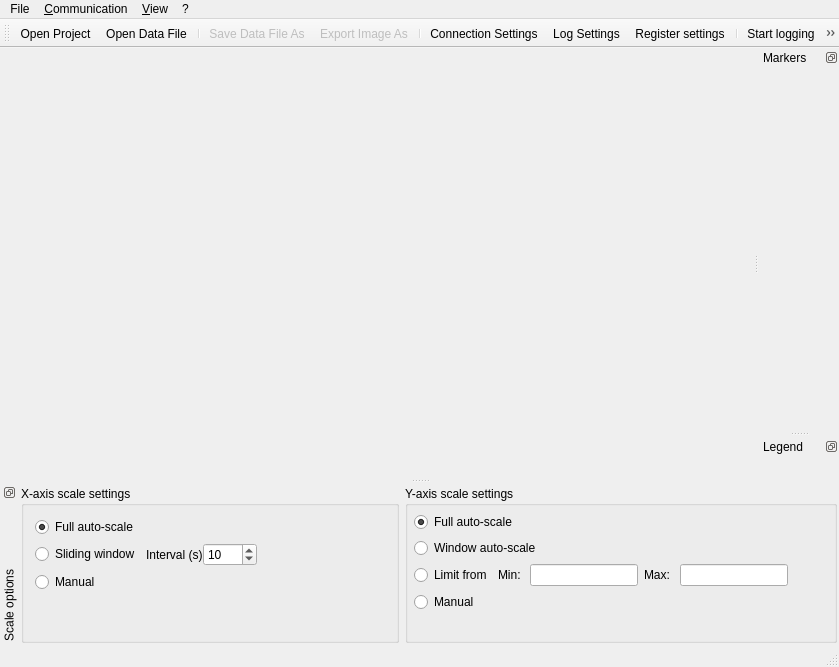
ModbusScope/ModbusScope, file src/dialogs/mainwindow.ui: the form before one commit.
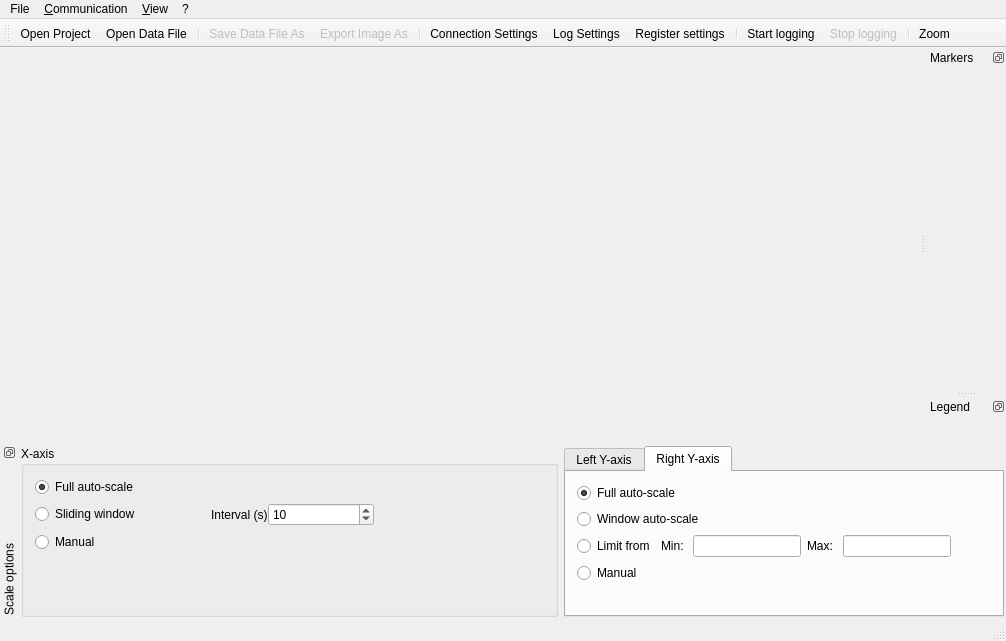
The form after the commit. The open tabs and pages were chosen to show the change. Icons and pictures are not drawn. Custom widgets are drawn as their Qt base class.

```diff
--- a/src/dialogs/mainwindow.ui
+++ b/src/dialogs/mainwindow.ui
@@ -6,8 +6,8 @@
    <rect>
     <x>0</x>
     <y>0</y>
-    <width>839</width>
-    <height>667</height>
+    <width>1006</width>
+    <height>641</height>
    </rect>
   </property>
   <property name="windowTitle">
@@ -45,7 +45,7 @@
     <rect>
      <x>0</x>
      <y>0</y>
-     <width>839</width>
+     <width>1006</width>
      <height>22</height>
     </rect>
    </property>
@@ -160,8 +160,8 @@
    </property>
    <property name="minimumSize">
     <size>
-     <width>758</width>
-     <height>161</height>
+     <width>1006</width>
+     <height>175</height>
     </size>
    </property>
    <property name="maximumSize">
@@ -189,7 +189,13 @@
     <number>8</number>
    </attribute>
    <widget class="QWidget" name="dockWidgetContents">
-    <layout class="QHBoxLayout" name="horizontalLayout">
+    <property name="sizePolicy">
+     <sizepolicy hsizetype="Minimum" vsizetype="Preferred">
+      <horstretch>0</horstretch>
+      <verstretch>0</verstretch>
+     </sizepolicy>
+    </property>
+    <layout class="QHBoxLayout" name="horizontalLayout" stretch="0,0">
      <property name="leftMargin">
       <number>2</number>
      </property>
@@ -205,20 +211,26 @@
      <item>
       <widget class="QGroupBox" name="groupBox">
        <property name="sizePolicy">
-        <sizepolicy hsizetype="Preferred" vsizetype="Preferred">
+        <sizepolicy hsizetype="Minimum" vsizetype="Preferred">
          <horstretch>0</horstretch>
          <verstretch>0</verstretch>
         </sizepolicy>
        </property>
        <property name="title">
-        <string>X-axis scale settings</string>
+        <string>X-axis</string>
        </property>
        <property name="flat">
         <bool>false</bool>
        </property>
        <layout class="QHBoxLayout" name="horizontalLayout_2" stretch="1">
+        <property name="sizeConstraint">
+         <enum>QLayout::SetMinimumSize</enum>
+        </property>
         <item>
          <layout class="QVBoxLayout" name="verticalLayout_7">
+          <property name="sizeConstraint">
+           <enum>QLayout::SetMinimumSize</enum>
+          </property>
           <item>
            <widget class="QRadioButton" name="radioXFullScale">
             <property name="text">
@@ -230,10 +242,13 @@
            </widget>
           </item>
           <item>
-           <layout class="QHBoxLayout" name="horizontalLayout_3">
+           <layout class="QHBoxLayout" name="horizontalLayout_3" stretch="1,1,1">
             <property name="spacing">
              <number>0</number>
             </property>
+            <property name="sizeConstraint">
+             <enum>QLayout::SetDefaultConstraint</enum>
+            </property>
             <item>
              <widget class="QRadioButton" name="radioXSliding">
               <property name="text">
@@ -243,6 +258,9 @@
             </item>
             <item>
              <layout class="QFormLayout" name="formLayout_2">
+              <property name="sizeConstraint">
+               <enum>QLayout::SetMinimumSize</enum>
+              </property>
               <property name="formAlignment">
                <set>Qt::AlignLeading|Qt::AlignLeft|Qt::AlignVCenter</set>
               </property>
@@ -288,6 +306,9 @@
               <property name="orientation">
                <enum>Qt::Horizontal</enum>
               </property>
+              <property name="sizeType">
+               <enum>QSizePolicy::MinimumExpanding</enum>
+              </property>
               <property name="sizeHint" stdset="0">
                <size>
                 <width>40</width>
@@ -324,26 +345,27 @@
       </widget>
      </item>
      <item>
-      <widget class="QGroupBox" name="groupBox_2">
-       <property name="title">
-        <string>Y-axis scale settings</string>
+      <widget class="QTabWidget" name="tabWidget">
+       <property name="sizePolicy">
+        <sizepolicy hsizetype="Minimum" vsizetype="Minimum">
+         <horstretch>0</horstretch>
+         <verstretch>0</verstretch>
+        </sizepolicy>
        </property>
-       <layout class="QVBoxLayout" name="verticalLayout_4">
-        <property name="sizeConstraint">
-         <enum>QLayout::SetDefaultConstraint</enum>
-        </property>
-        <property name="leftMargin">
-         <number>6</number>
-        </property>
-        <property name="topMargin">
-         <number>6</number>
-        </property>
-        <property name="rightMargin">
-         <number>6</number>
-        </property>
-        <property name="bottomMargin">
+       <property name="currentIndex">
          <number>0</number>
         </property>
+       <widget class="QWidget" name="tab">
+        <property name="sizePolicy">
+         <sizepolicy hsizetype="Minimum" vsizetype="Minimum">
+          <horstretch>0</horstretch>
+          <verstretch>0</verstretch>
+         </sizepolicy>
+        </property>
+        <attribute name="title">
+         <string>Left Y-axis</string>
+        </attribute>
+        <layout class="QHBoxLayout" name="horizontalLayout_4">
         <item>
          <layout class="QVBoxLayout" name="verticalLayout_3">
           <property name="sizeConstraint">
@@ -367,7 +389,7 @@
            </widget>
           </item>
           <item>
-           <layout class="QHBoxLayout" name="horizontalLayout_6" stretch="0,0,0,0,0">
+            <layout class="QHBoxLayout" name="horizontalLayout_6">
             <item>
              <widget class="QRadioButton" name="radioYMinMax">
               <property name="text">
@@ -376,7 +398,7 @@
              </widget>
             </item>
             <item>
-             <layout class="QGridLayout" name="gridLayout">
+              <layout class="QGridLayout" name="gridLayout" columnstretch="1,1,1,1">
               <item row="0" column="0">
                <widget class="QLabel" name="label_7">
                 <property name="text">
@@ -385,19 +407,33 @@
                </widget>
               </item>
               <item row="0" column="1">
-               <widget class="QLineEdit" name="lineYMin"/>
-              </item>
-             </layout>
-            </item>
-            <item>
+                <widget class="QLineEdit" name="lineYMin">
+                 <property name="sizePolicy">
+                  <sizepolicy hsizetype="Minimum" vsizetype="Fixed">
+                   <horstretch>0</horstretch>
+                   <verstretch>0</verstretch>
+                  </sizepolicy>
+                 </property>
+                </widget>
+               </item>
+               <item row="0" column="2">
              <widget class="QLabel" name="label_8">
               <property name="text">
                <string>Max: </string>
               </property>
              </widget>
             </item>
-            <item>
-             <widget class="QLineEdit" name="lineYMax"/>
+               <item row="0" column="3">
+                <widget class="QLineEdit" name="lineYMax">
+                 <property name="sizePolicy">
+                  <sizepolicy hsizetype="Minimum" vsizetype="Fixed">
+                   <horstretch>0</horstretch>
+                   <verstretch>0</verstretch>
+                  </sizepolicy>
+                 </property>
+                </widget>
+               </item>
+              </layout>
             </item>
             <item>
              <spacer name="spacerScaleX_2">
@@ -440,6 +476,115 @@
          </layout>
         </item>
        </layout>
+       </widget>
+       <widget class="QWidget" name="tab_2">
+        <property name="sizePolicy">
+         <sizepolicy hsizetype="Minimum" vsizetype="Minimum">
+          <horstretch>0</horstretch>
+          <verstretch>0</verstretch>
+         </sizepolicy>
+        </property>
+        <attribute name="title">
+         <string>Right Y-axis</string>
+        </attribute>
+        <layout class="QHBoxLayout" name="horizontalLayout_5">
+         <item>
+          <layout class="QVBoxLayout" name="verticalLayout_4">
+           <property name="sizeConstraint">
+            <enum>QLayout::SetMinimumSize</enum>
+           </property>
+           <item>
+            <widget class="QRadioButton" name="radioYFullScale_2">
+             <property name="text">
+              <string>Full auto-scale</string>
+             </property>
+             <property name="checked">
+              <bool>true</bool>
+             </property>
+            </widget>
+           </item>
+           <item>
+            <widget class="QRadioButton" name="radioYWindowScale_2">
+             <property name="text">
+              <string>Window auto-scale</string>
+             </property>
+            </widget>
+           </item>
+           <item>
+            <layout class="QHBoxLayout" name="horizontalLayout_7" stretch="0,0,0">
+             <item>
+              <widget class="QRadioButton" name="radioYMinMax_2">
+               <property name="text">
+                <string>Limit from</string>
+               </property>
+              </widget>
+             </item>
+             <item>
+              <layout class="QGridLayout" name="gridLayout_2">
+               <item row="0" column="0">
+                <widget class="QLabel" name="label_9">
+                 <property name="text">
+                  <string>Min: </string>
+                 </property>
+                </widget>
+               </item>
+               <item row="0" column="2">
+                <widget class="QLabel" name="label_10">
+                 <property name="text">
+                  <string>Max: </string>
+                 </property>
+                </widget>
+               </item>
+               <item row="0" column="1">
+                <widget class="QLineEdit" name="lineY2Min"/>
+               </item>
+               <item row="0" column="3">
+                <widget class="QLineEdit" name="lineY2Max"/>
+               </item>
+              </layout>
+             </item>
+             <item>
+              <spacer name="spacerScaleX_3">
+               <property name="orientation">
+                <enum>Qt::Horizontal</enum>
+               </property>
+               <property name="sizeType">
+                <enum>QSizePolicy::MinimumExpanding</enum>
+               </property>
+               <property name="sizeHint" stdset="0">
+                <size>
+                 <width>40</width>
+                 <height>20</height>
+                </size>
+               </property>
+              </spacer>
+             </item>
+            </layout>
+           </item>
+           <item>
+            <widget class="QRadioButton" name="radioYManual_2">
+             <property name="text">
+              <string>Manual</string>
+             </property>
+            </widget>
+           </item>
+           <item>
+            <spacer name="verticalSpacer_4">
+             <property name="orientation">
+              <enum>Qt::Vertical</enum>
+             </property>
+             <property name="sizeHint" stdset="0">
+              <size>
+               <width>20</width>
+               <height>0</height>
+              </size>
+             </property>
+            </spacer>
+           </item>
+          </layout>
+         </item>
+        </layout>
+       </widget>
       </widget>
      </item>
     </layout>
```
Lines whose indentation alone changed are shown as unchanged.
